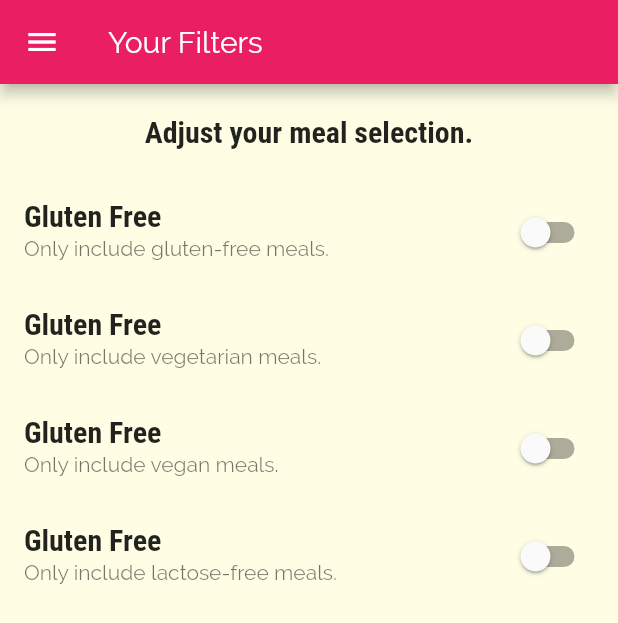
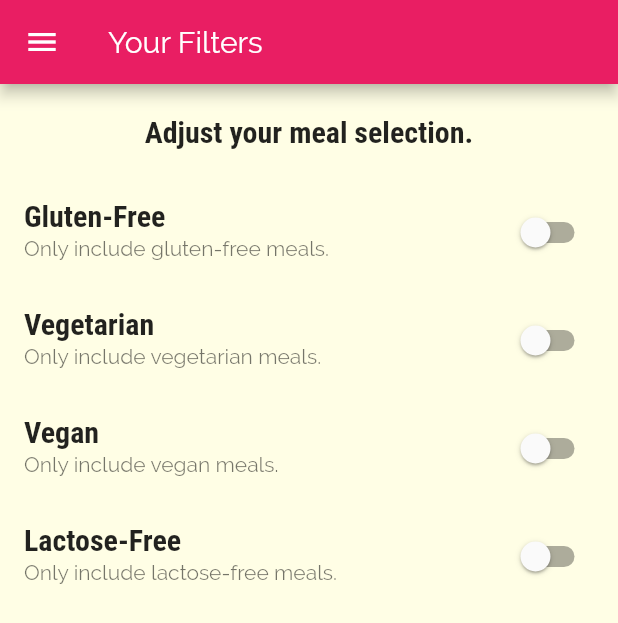
Before and after one commit to hilmiguner/meals_app, a Flutter app: the FiltersScreen screen opened by its route, on a phone screen of 412 x 824 dp. Shown: the top 623 px of the screen. Run offline on Flutter 3.47's test engine with Material 2 defaults, Android fonts, the phone set to English and light mode, and no system bars.

Commit message:
Update filters_screen.dart

```diff
--- a/lib/screens/filters_screen.dart
+++ b/lib/screens/filters_screen.dart
@@ -19,7 +19,7 @@ class _FiltersScreenState extends State<FiltersScreen> {
     String subtitle = "Only include " + title.toLowerCase() + " meals.";
 
     return SwitchListTile(
-      title: Text("Gluten Free"),
+      title: Text(title),
       subtitle: Text(subtitle),
       value: defaultValue,
       activeColor: Theme.of(context).primaryColor,
```
